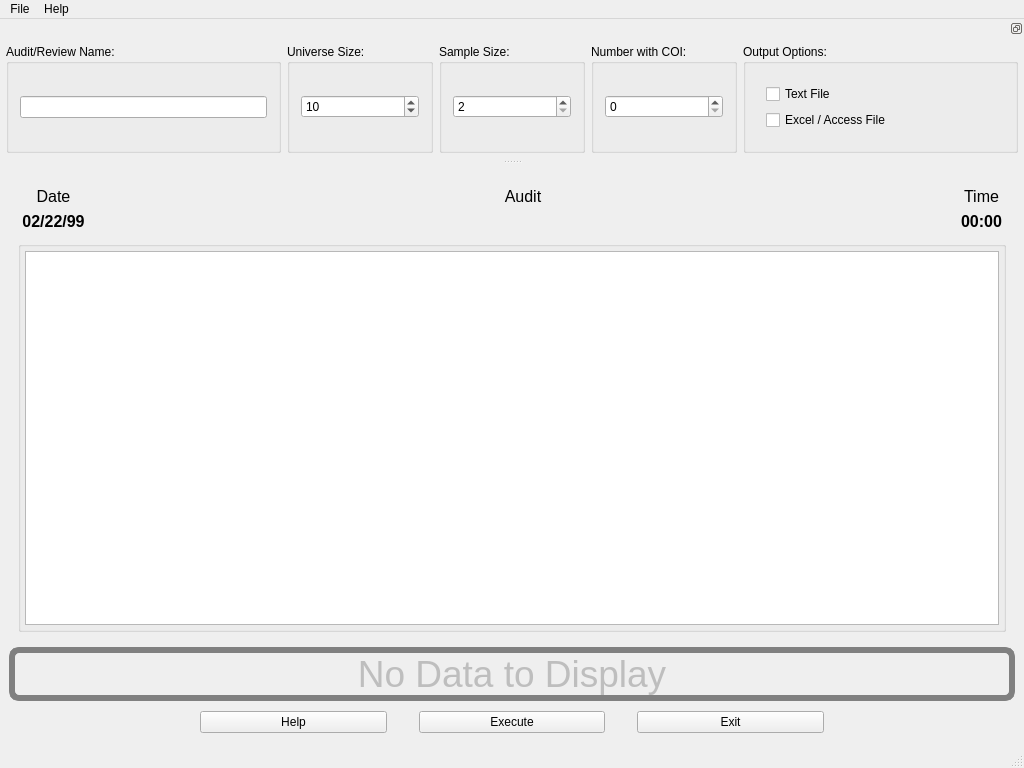
First picture: the form in products/RAT-STATS/rstats_modules/unrestricted_attribute_appraisal/src/UIRStatsUAA.ui, repository cbtek/RStats2017, before the edit.
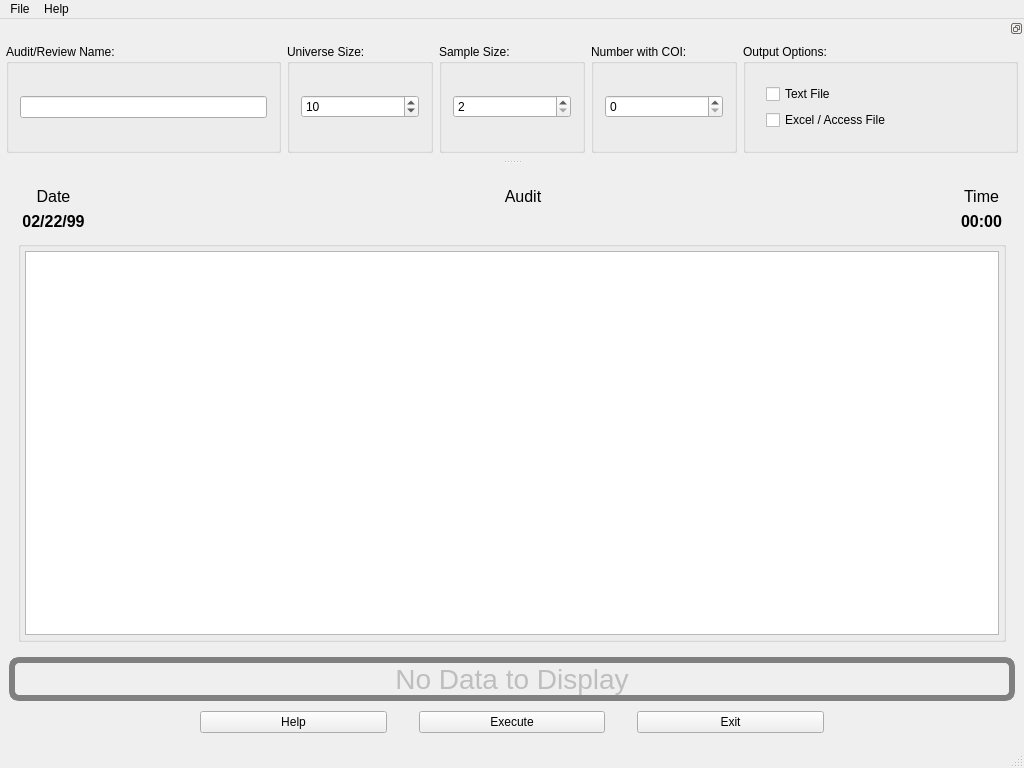
Second picture: the form after the edit.

What changed in the file:
```diff
--- a/products/RAT-STATS/rstats_modules/unrestricted_attribute_appraisal/src/UIRStatsUAA.ui
+++ b/products/RAT-STATS/rstats_modules/unrestricted_attribute_appraisal/src/UIRStatsUAA.ui
@@ -189,14 +189,13 @@
       </property>
       <property name="font">
        <font>
-        <pointsize>28</pointsize>
+        <pointsize>-1</pointsize>
        </font>
       </property>
       <property name="styleSheet">
-       <string notr="true">QLabel
+       <string notr="true">#m_lblNoData
 {
-	border:6px solid gray;
-	border-radius:10px;
+	border:6px solid gray;	border-radius:10px;	font-size:28px;
 }</string>
       </property>
       <property name="text">
```
